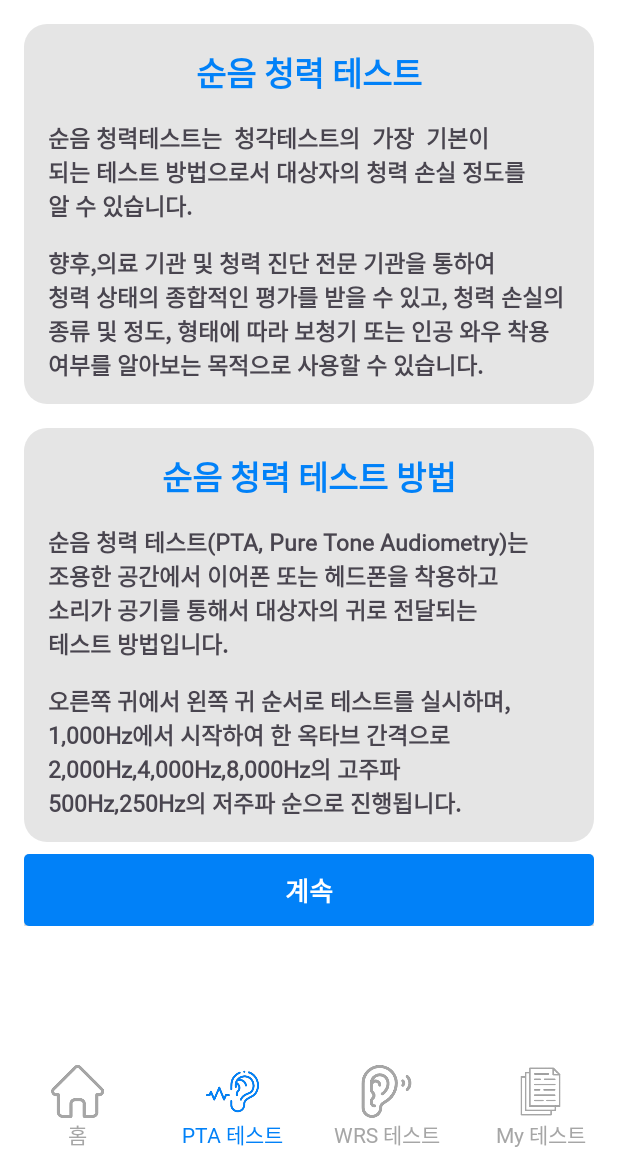
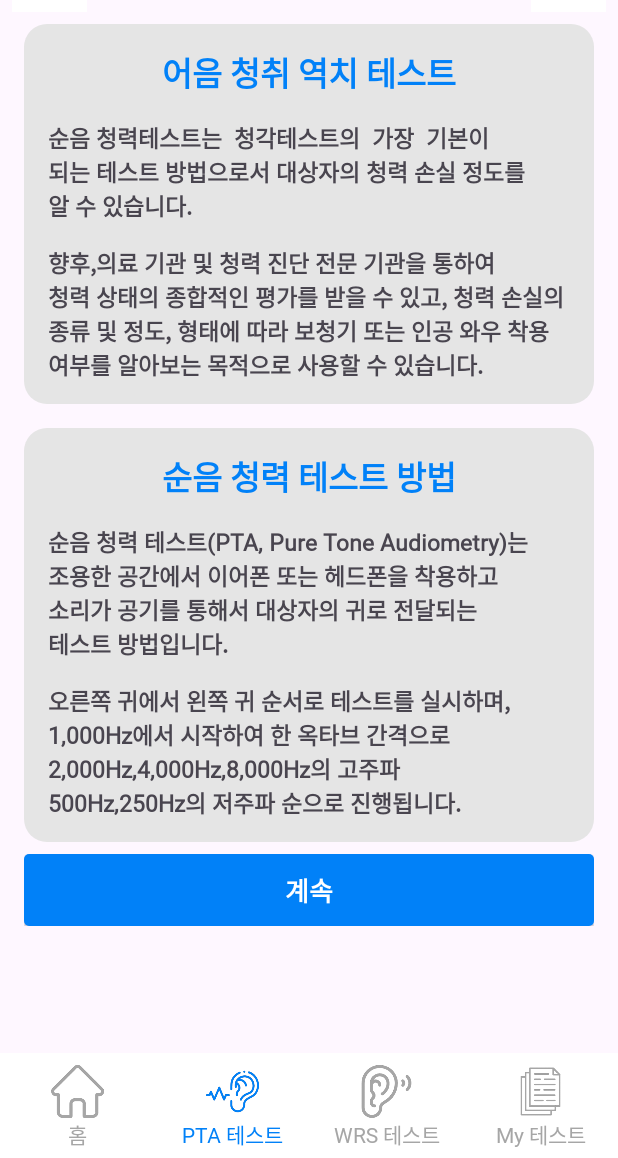
Before and after one commit to kabi98/HearFi_SS, an Android app: the MenuActivity screen opened directly, with no data from a screen before it, after a tap on "시작하기", on a phone screen of 412 x 824 dp, the part 78-1236 px from its top. Run offline under Robolectric (Android 15) with nearby library versions, the phone set to English and light mode, and no system bars.

Commit message:
2023.11.17-SrtDesc01 추가

```diff
--- a/HearFiSS_01/app/src/main/AndroidManifest.xml
+++ b/HearFiSS_01/app/src/main/AndroidManifest.xml
@@ -4,15 +4,18 @@
 
     <application
         android:allowBackup="true"
-        android:launchMode="singleInstance"
         android:dataExtractionRules="@xml/data_extraction_rules"
         android:fullBackupContent="@xml/backup_rules"
         android:icon="@mipmap/ic_launcher"
         android:label="@string/app_name"
+        android:launchMode="singleInstance"
         android:roundIcon="@mipmap/ic_launcher_round"
         android:supportsRtl="true"
         android:theme="@style/Theme.HearFiSS_01"
         tools:targetApi="31">
+        <activity
+            android:name=".views.SRT.SrtDesc01Activity"
+            android:exported="false" />
         <activity
             android:name=".views.Common.JoinResultActivity"
             android:exported="false" />
@@ -83,6 +86,7 @@
             android:exported="true">
             <intent-filter>
                 <action android:name="android.intent.action.MAIN" />
+
                 <category android:name="android.intent.category.LAUNCHER" />
             </intent-filter>
         </activity>
--- a/HearFiSS_01/app/src/main/java/com/example/hearfiss_01/views/Common/MenuActivity.java
+++ b/HearFiSS_01/app/src/main/java/com/example/hearfiss_01/views/Common/MenuActivity.java
@@ -15,6 +15,7 @@ import com.example.hearfiss_01.R;
 import com.example.hearfiss_01.global.GlobalVar;
 import com.example.hearfiss_01.views.History.HistoryListActivity;
 import com.example.hearfiss_01.views.PTT.PttDesc01Activity;
+import com.example.hearfiss_01.views.SRT.SrtDesc01Activity;
 import com.example.hearfiss_01.views.WRS.WrsDesc01Activity;
 
 public class MenuActivity extends AppCompatActivity implements View.OnClickListener{
@@ -67,7 +68,10 @@ public class MenuActivity extends AppCompatActivity implements View.OnClickListe
     public void onClick(View view) {
 
         if (view.getId() == R.id.imgBtnStartPtt) {
-            Intent intent = new Intent(getApplicationContext(), PttDesc01Activity.class);
+//            Intent intent = new Intent(getApplicationContext(), PttDesc01Activity.class);
+//            startActivity(intent);
+//            finish();
+            Intent intent = new Intent(getApplicationContext(), SrtDesc01Activity.class);
             startActivity(intent);
             finish();
         } else if (view.getId() == R.id.imgBtnStartSpeech) {
--- /dev/null
+++ b/HearFiSS_01/app/src/main/java/com/example/hearfiss_01/views/SRT/SrtDesc01Activity.java
@@ -0,0 +1,16 @@
+package com.example.hearfiss_01.views.SRT;
+
+import androidx.appcompat.app.AppCompatActivity;
+
+import android.os.Bundle;
+
+import com.example.hearfiss_01.R;
+
+public class SrtDesc01Activity extends AppCompatActivity {
+
+    @Override
+    protected void onCreate(Bundle savedInstanceState) {
+        super.onCreate(savedInstanceState);
+        setContentView(R.layout.activity_srt_desc01);
+    }
+}
--- /dev/null
+++ b/HearFiSS_01/app/src/main/res/layout/activity_srt_desc01.xml
@@ -0,0 +1,356 @@
+<?xml version="1.0" encoding="utf-8"?>
+<androidx.constraintlayout.widget.ConstraintLayout xmlns:android="http://schemas.android.com/apk/res/android"
+    xmlns:app="http://schemas.android.com/apk/res-auto"
+    xmlns:tools="http://schemas.android.com/tools"
+    android:layout_width="match_parent"
+    android:layout_height="match_parent"
+    tools:context=".views.SRT.SrtDesc01Activity">
+
+
+    <LinearLayout
+        android:layout_width="match_parent"
+        android:layout_height="match_parent"
+        android:orientation="vertical">
+        <LinearLayout
+            android:layout_marginStart="8dp"
+            android:layout_marginEnd="8dp"
+            android:layout_width="match_parent"
+            android:layout_height="wrap_content"
+            android:layout_marginTop="10dp"
+            android:orientation="horizontal"
+
+            app:layout_constraintTop_toTopOf="parent"
+            tools:layout_editor_absoluteX="-1dp">
+            <ImageButton
+                android:id="@+id/imgBtnBack"
+                android:layout_width="50dp"
+                android:layout_height="50dp"
+                android:layout_gravity="start"
+                android:layout_marginEnd="20dp"
+                android:layout_weight="0"
+                android:background="@color/white"
+                android:padding="13dp"
+                android:scaleType="fitCenter"
+                app:srcCompat="@drawable/backbtn" />
+            <LinearLayout
+                android:layout_weight="0.5"
+                android:layout_width="match_parent"
+                android:layout_gravity="center_vertical"
+                android:layout_height="wrap_content">
+                <TextView
+                    android:layout_width="match_parent"
+                    android:textAlignment="center"
+                    android:layout_height="match_parent"
+                    android:fontFamily="@font/pretendardextrabold"
+                    android:textColor="@color/blue"
+                    android:textSize="25dp"
+                    android:text="HearFi"></TextView>
+            </LinearLayout>
+
+            <ImageButton
+                android:id="@+id/imgBtnHome"
+                android:layout_width="50dp"
+                android:layout_height="50dp"
+                android:layout_gravity="end"
+                android:layout_marginStart="20dp"
+                android:layout_weight="0"
+                android:background="@color/white"
+                android:padding="13dp"
+                android:scaleType="fitCenter"
+                app:srcCompat="@drawable/homebtn" />
+        </LinearLayout>
+        <FrameLayout
+            android:layout_width="match_parent"
+            android:layout_height="match_parent">
+            <ScrollView
+                android:layout_width="match_parent"
+                android:layout_height="fill_parent">
+
+                <LinearLayout
+                    android:layout_width="match_parent"
+                    android:layout_height="match_parent"
+                    android:orientation="vertical">
+                    <LinearLayout
+                        android:layout_width="match_parent"
+                        android:layout_height="match_parent"
+                        android:orientation="vertical">
+                        <LinearLayout
+                            android:layout_width="match_parent"
+                            android:layout_height="wrap_content"
+                            android:layout_marginTop="8dp"
+                            android:layout_marginStart="16dp"
+                            android:layout_marginEnd="16dp"
+                            android:background="@drawable/custom_gray_background"
+                            android:orientation="vertical">
+
+                            <LinearLayout
+                                android:layout_width="match_parent"
+                                android:layout_height="wrap_content"
+                                android:layout_marginTop="15dp"
+                                android:orientation="horizontal">
+                                <TextView
+                                    android:id="@+id/textView"
+                                    android:layout_width="match_parent"
+                                    android:layout_height="wrap_content"
+                                    android:textAlignment="center"
+                                    android:text="어음 청취 역치 테스트"
+                                    android:fontFamily="@font/pretendardextrabold"
+                                    android:textColor="@color/blue"
+                                    android:textSize="22dp"
+                                    android:textStyle="bold" />
+                            </LinearLayout>
+                            <LinearLayout
+                                android:layout_width="match_parent"
+                                android:layout_height="wrap_content"
+                                android:layout_marginStart="16dp"
+                                android:layout_marginEnd="16dp"
+                                android:layout_marginTop="15dp"
+                                android:orientation="horizontal">
+                                <TextView
+                                    android:layout_width="match_parent"
+                                    android:layout_height="wrap_content"
+                                    android:textAlignment="viewStart"
+                                    android:text="순음 청력테스트는  청각테스트의  가장  기본이 \n되는 테스트 방법으로서 대상자의 청력 손실 정도를\n알 수 있습니다. "
+                                    android:textSize="15dp"
+                                    android:fontFamily="@font/pretendardmedium"
+                                    android:textStyle="bold" />
+                            </LinearLayout>
+                            <LinearLayout
+                                android:layout_width="match_parent"
+                                android:layout_height="wrap_content"
+                                android:layout_marginStart="16dp"
+                                android:layout_marginEnd="16dp"
+                                android:layout_marginTop="15dp"
+                                android:layout_marginBottom="15dp"
+                                android:orientation="horizontal">
+                                <TextView
+                                    android:layout_width="match_parent"
+                                    android:layout_height="wrap_content"
+                                    android:textAlignment="viewStart"
+                                    android:text="향후,의료 기관 및 청력 진단 전문 기관을 통하여\n청력 상태의 종합적인 평가를 받을 수 있고, 청력 손실의 종류 및 정도, 형태에 따라 보청기 또는 인공 와우 착용 여부를 알아보는 목적으로 사용할 수 있습니다."
+                                    android:fontFamily="@font/pretendardmedium"
+                                    android:textSize="15dp"
+                                    android:textStyle="bold" />
+                            </LinearLayout>
+
+                        </LinearLayout>
+
+                    </LinearLayout>
+                    <LinearLayout
+                        android:id="@+id/linearLayout3"
+                        android:layout_width="match_parent"
+                        android:layout_height="match_parent"
+                        android:orientation="vertical">
+
+                        <LinearLayout
+                            android:layout_width="match_parent"
+                            android:layout_height="wrap_content"
+                            android:layout_marginTop="16dp"
+                            android:layout_marginStart="16dp"
+                            android:layout_marginEnd="16dp"
+                            android:background="@drawable/custom_gray_background"
+                            android:orientation="vertical">
+
+                            <LinearLayout
+                                android:layout_width="match_parent"
+                                android:layout_height="wrap_content"
+                                android:layout_marginTop="15dp"
+                                android:orientation="horizontal">
+                                <TextView
+
+                                    android:layout_width="match_parent"
+                                    android:layout_height="wrap_content"
+                                    android:textAlignment="center"
+                                    android:text="순음 청력 테스트 방법"
+                                    android:fontFamily="@font/pretendardextrabold"
+                                    android:textColor="@color/blue"
+                                    android:textSize="22dp"
+                                    android:textStyle="bold" />
+                            </LinearLayout>
+                            <LinearLayout
+                                android:layout_width="match_parent"
+                                android:layout_height="wrap_content"
+                                android:layout_marginStart="16dp"
+                                android:layout_marginEnd="16dp"
+                                android:layout_marginTop="15dp"
+                                android:orientation="horizontal">
+                                <TextView
+                                    android:layout_width="match_parent"
+                                    android:layout_height="wrap_content"
+                                    android:textAlignment="viewStart"
+                                    android:text="순음 청력 테스트(PTA, Pure Tone Audiometry)는\n조용한 공간에서 이어폰 또는 헤드폰을 착용하고 \n소리가 공기를 통해서 대상자의 귀로 전달되는 \n테스트 방법입니다."
+                                    android:fontFamily="@font/pretendardmedium"
+                                    android:textSize="15dp"
+                                    android:textStyle="bold" />
+                            </LinearLayout>
+                            <LinearLayout
+                                android:layout_width="match_parent"
+                                android:layout_height="wrap_content"
+                                android:layout_marginStart="16dp"
+                                android:layout_marginEnd="16dp"
+                                android:layout_marginTop="15dp"
+                                android:layout_marginBottom="15dp"
+                                android:orientation="horizontal">
+                                <TextView
+                                    android:layout_width="match_parent"
+                                    android:layout_height="wrap_content"
+                                    android:textAlignment="viewStart"
+                                    android:text="오른쪽 귀에서 왼쪽 귀 순서로 테스트를 실시하며,\n1,000Hz에서 시작하여 한 옥타브 간격으로 2,000Hz,4,000Hz,8,000Hz의 고주파\n500Hz,250Hz의 저주파 순으로 진행됩니다."
+                                    android:fontFamily="@font/pretendardmedium"
+                                    android:textSize="15dp"
+                                    android:textStyle="bold" />
+                            </LinearLayout>
+
+                        </LinearLayout>
+
+                    </LinearLayout>
+
+
+                    <androidx.constraintlayout.widget.ConstraintLayout
+                        android:layout_width="match_parent"
+                        android:layout_height="wrap_content"
+                        android:layout_marginStart="16dp"
+                        android:layout_marginEnd="16dp"
+                        android:layout_marginBottom="30dp"
+                        android:layout_marginTop="8dp">
+
+                        <androidx.appcompat.widget.AppCompatButton
+                            android:id="@+id/imgBtnPttDesc01Next"
+                            android:layout_width="match_parent"
+                            android:layout_height="wrap_content"
+                            android:background="@drawable/blue_button"
+                            android:text="계속"
+                            android:textColor="@color/white"
+                            android:textSize="17dp"
+                            android:textStyle="bold"
+                            app:layout_constraintBottom_toBottomOf="parent"
+                            app:layout_constraintEnd_toEndOf="parent"
+                            app:layout_constraintStart_toStartOf="parent"
+                            app:layout_constraintTop_toTopOf="parent"
+                            tools:ignore="MissingConstraints"></androidx.appcompat.widget.AppCompatButton>
+                    </androidx.constraintlayout.widget.ConstraintLayout>
+                </LinearLayout>
+            </ScrollView>
+            <LinearLayout
+                android:layout_weight="1"
+                android:layout_marginTop="15dp"
+                android:layout_gravity="bottom"
+                android:layout_width="match_parent"
+                android:layout_height="wrap_content"
+                android:background="#d9d9d9"
+                android:orientation="vertical">
+                <LinearLayout
+                    android:background="@drawable/dropshadow"
+                    android:layout_width="match_parent"
+                    android:layout_height="70sp"
+                    android:orientation="horizontal">
+                    <LinearLayout
+                        android:id="@+id/HomeLayout"
+                        android:background="@drawable/gray_layout"
+                        android:layout_weight="0.25"
+                        android:layout_width="match_parent"
+                        android:layout_height="wrap_content"
+                        android:orientation="vertical">
+                        <ImageView
+                            android:id="@+id/HomeImageView"
+                            android:layout_gravity="center"
+                            android:layout_marginTop="8dp"
+                            android:layout_width="35dp"
+                            android:layout_height="35dp"
+                            android:background="@drawable/home"></ImageView>
+                        <TextView
+                            android:id="@+id/HomeTextView"
+                            android:textAlignment="center"
+                            android:layout_width="match_parent"
+                            android:layout_height="wrap_content"
+                            android:fontFamily="@font/pretendardbold"
+                            android:textColor="#A6A6A6"
+                            android:textSize="14dp"
+                            android:text="홈"></TextView>
+                    </LinearLayout>
+                    <LinearLayout
+                        android:id="@+id/PtaLayout"
+                        android:background="@drawable/gray_layout"
+                        android:layout_weight="0.25"
+                        android:layout_width="match_parent"
+                        android:layout_height="fill_parent"
+                        android:orientation="vertical">
+                        <ImageView
+                            android:id="@+id/PtaImageView"
+                            android:layout_marginTop="8dp"
+                            android:layout_gravity="center"
+                            android:layout_width="35dp"
+                            android:layout_height="35dp"
+                            android:background="@drawable/pta_active"></ImageView>
+                        <TextView
+                            android:id="@+id/PtaTextView"
+                            android:textAlignment="center"
+                            android:layout_width="match_parent"
+                            android:layout_height="wrap_content"
+                            android:fontFamily="@font/pretendardbold"
+                            android:textColor="@color/blue"
+                            android:textSize="14dp"
+                            android:text="PTA 테스트"></TextView>
+                    </LinearLayout>
+                    <LinearLayout
+                        android:id="@+id/WrsLayout"
+                        android:background="@drawable/gray_layout"
+                        android:layout_weight="0.25"
+                        android:layout_width="match_parent"
+                        android:layout_height="fill_parent"
+                        android:orientation="vertical">
+                        <ImageView
+                            android:id="@+id/WrsImageView"
+                            android:layout_marginTop="8dp"
+                            android:layout_gravity="center"
+                            android:layout_width="35dp"
+                            android:layout_height="35dp"
+                            android:background="@drawable/wrs"></ImageView>
+                        <TextView
+                            android:id="@+id/WrsTextView"
+                            android:textAlignment="center"
+                            android:layout_gravity="center"
+                            android:layout_width="match_parent"
+                            android:layout_height="wrap_content"
+                            android:fontFamily="@font/pretendardbold"
+                            android:textColor="#A6A6A6"
+                            android:textSize="14dp"
+                            android:text="WRS 테스트"></TextView>
+                    </LinearLayout>
+                    <LinearLayout
+                        android:id="@+id/TestLayout"
+                        android:background="@drawable/gray_layout"
+                        android:layout_weight="0.25"
+                        android:layout_width="match_parent"
+                        android:layout_height="fill_parent"
+                        android:orientation="vertical">
+                        <ImageView
+                            android:id="@+id/TestImageView"
+                            android:layout_marginTop="8dp"
+                            android:layout_gravity="center"
+                            android:layout_width="35dp"
+                            android:layout_height="35dp"
+                            android:background="@drawable/text"></ImageView>
+                        <TextView
+                            android:id="@+id/TestTextView"
+                            android:textAlignment="center"
+                            android:layout_width="match_parent"
+                            android:layout_height="wrap_content"
+                            android:fontFamily="@font/pretendardbold"
+                            android:textColor="#A6A6A6"
+                            android:textSize="14dp"
+                            android:text="My 테스트"></TextView>
+                    </LinearLayout>
+                </LinearLayout>
+
+            </LinearLayout>
+
+        </FrameLayout>
+
+    </LinearLayout>
+
+
+
+
+
+</androidx.constraintlayout.widget.ConstraintLayout>
```
